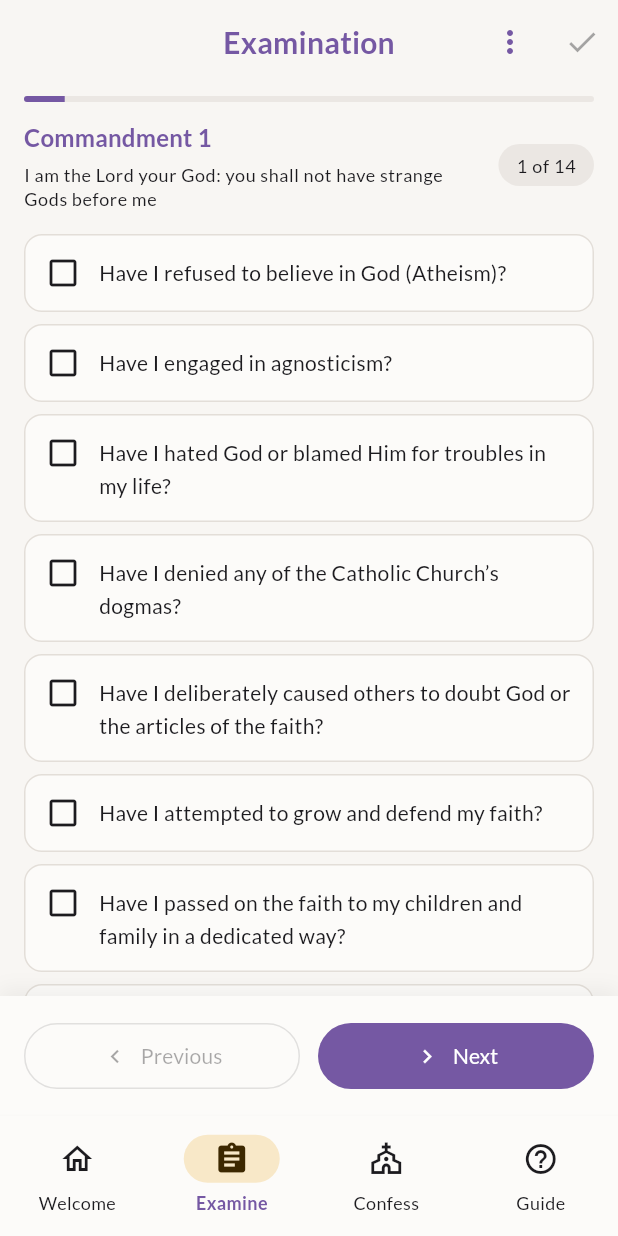
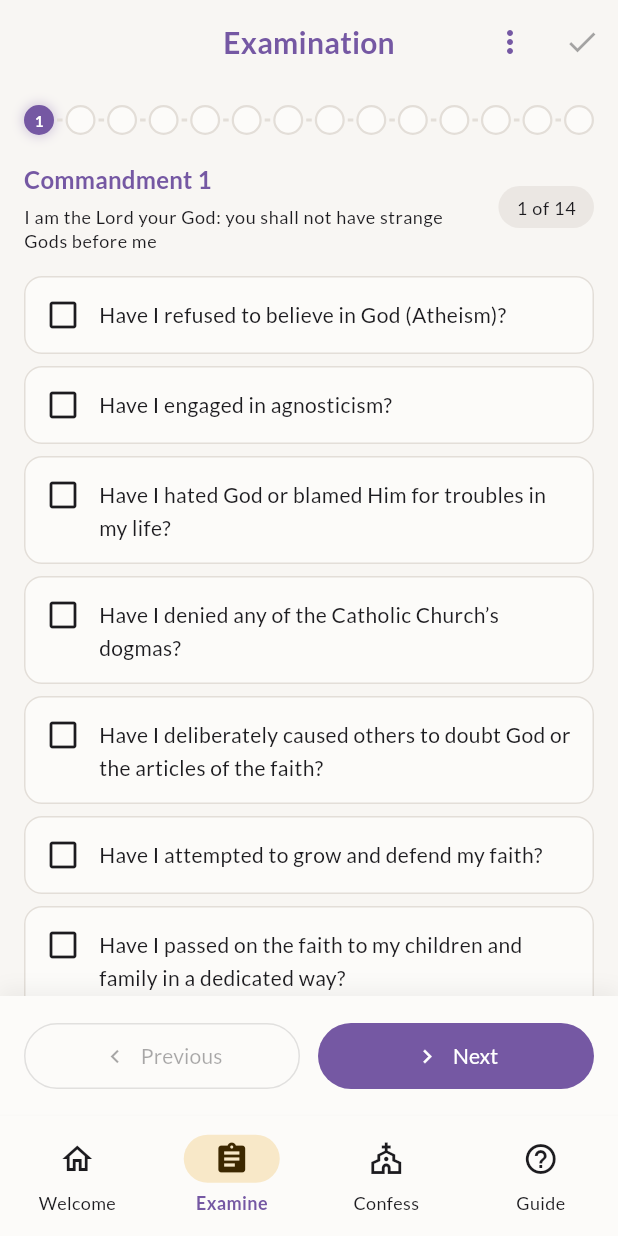
Before and after one commit to sabinjose/metanoia, a Flutter app: the ExaminationScreen screen opened by its route, on a phone screen of 412 x 824 dp. Run offline on Flutter 3.47's test engine with Material 3 defaults, Android fonts, the phone set to English and light mode, and no system bars; drawn by our look-alikes of flutter_animate; our stand-ins replace drift, flutter_local_notifications, flutter_riverpod, flutter_secure_storage, go_router, google_fonts and 6 more; accounts and stored records are empty; generated files the repository leaves out were written again.

Commit message:
Add milestone-style progress bar with tappable dots
Replace linear progress bar with interactive milestone dots:
- Tappable dots for quick navigation to any commandment
- Current step shows number, completed steps show checkmark
- Visual indicator for steps with selections (even if not visited)
- Connecting lines between dots show progress
- Responsive layout: evenly spaced or scrollable based on screen width
- Haptic feedback on tap

🤖 Generated with [Claude Code](https://claude.com/claude-code)

Co-Authored-By: Claude <noreply@anthropic.com>

```diff
--- a/lib/src/features/examination/presentation/widgets/guided_examination_view.dart
+++ b/lib/src/features/examination/presentation/widgets/guided_examination_view.dart
@@ -105,7 +105,6 @@ class _GuidedExaminationViewState extends ConsumerState<GuidedExaminationView> {
     ThemeData theme,
     AppLocalizations l10n,
   ) {
-    final progress = ((_currentPage + 1) / widget.data.length);
     final currentItem = widget.data[_currentPage];
 
     // Get selected count for current commandment
@@ -117,17 +116,14 @@ class _GuidedExaminationViewState extends ConsumerState<GuidedExaminationView> {
       padding: const EdgeInsets.fromLTRB(16, 8, 16, 16),
       child: Column(
         children: [
-          // Progress bar
-          ClipRRect(
-            borderRadius: BorderRadius.circular(4),
-            child: LinearProgressIndicator(
-              value: progress,
-              minHeight: 4,
-              backgroundColor: theme.colorScheme.surfaceContainerHighest,
-              valueColor: AlwaysStoppedAnimation<Color>(
-                theme.colorScheme.primary,
-              ),
-            ),
+          // Milestone progress bar with tappable dots
+          _MilestoneProgressBar(
+            totalSteps: widget.data.length,
+            currentStep: _currentPage,
+            selectedQuestions: selectedQuestions,
+            data: widget.data,
+            onStepTapped: _goToPage,
+            getSelectedCountForItem: _getSelectedCountForItem,
           ),
           const SizedBox(height: 12),
 
@@ -526,3 +522,209 @@ class _AddYourOwnTile extends StatelessWidget {
     );
   }
 }
+
+/// Milestone-style progress bar with tappable dots
+class _MilestoneProgressBar extends StatelessWidget {
+  final int totalSteps;
+  final int currentStep;
+  final Map<int, String> selectedQuestions;
+  final List<CommandmentWithQuestions> data;
+  final Function(int) onStepTapped;
+  final int Function(CommandmentWithQuestions, Map<int, String>) getSelectedCountForItem;
+
+  const _MilestoneProgressBar({
+    required this.totalSteps,
+    required this.currentStep,
+    required this.selectedQuestions,
+    required this.data,
+    required this.onStepTapped,
+    required this.getSelectedCountForItem,
+  });
+
+  @override
+  Widget build(BuildContext context) {
+    final theme = Theme.of(context);
+
+    return SizedBox(
+      height: 32,
+      child: LayoutBuilder(
+        builder: (context, constraints) {
+          // Calculate spacing based on available width
+          final availableWidth = constraints.maxWidth;
+          const dotSize = 20.0;
+          const minSpacing = 4.0;
+
+          // Check if we need scrolling
+          final totalRequiredWidth = (dotSize * totalSteps) + (minSpacing * (totalSteps - 1));
+          final needsScrolling = totalRequiredWidth > availableWidth;
+
+          if (needsScrolling) {
+            // Scrollable version for many steps
+            return SingleChildScrollView(
+              scrollDirection: Axis.horizontal,
+              child: Row(
+                mainAxisSize: MainAxisSize.min,
+                children: _buildDots(theme, dotSize, minSpacing),
+              ),
+            );
+          } else {
+            // Fit all dots evenly
+            return Row(
+              mainAxisAlignment: MainAxisAlignment.spaceBetween,
+              children: _buildDots(theme, dotSize, null),
+            );
+          }
+        },
+      ),
+    );
+  }
+
+  List<Widget> _buildDots(ThemeData theme, double dotSize, double? spacing) {
+    final List<Widget> dots = [];
+
+    for (int i = 0; i < totalSteps; i++) {
+      final isCompleted = i < currentStep;
+      final isCurrent = i == currentStep;
+      final hasSelections = getSelectedCountForItem(data[i], selectedQuestions) > 0;
+
+      // Add connecting line before dot (except for first)
+      if (i > 0 && spacing != null) {
+        dots.add(
+          Container(
+            width: spacing,
+            height: 2,
+            color: i <= currentStep
+                ? theme.colorScheme.primary
+                : theme.colorScheme.outlineVariant,
+          ),
+        );
+      } else if (i > 0) {
+        // For evenly spaced layout, add flexible line
+        dots.add(
+          Expanded(
+            child: Container(
+              height: 2,
+              margin: const EdgeInsets.symmetric(horizontal: 2),
+              color: i <= currentStep
+                  ? theme.colorScheme.primary
+                  : theme.colorScheme.outlineVariant,
+            ),
+          ),
+        );
+      }
+
+      dots.add(
+        _MilestoneDot(
+          index: i,
+          size: dotSize,
+          isCompleted: isCompleted,
+          isCurrent: isCurrent,
+          hasSelections: hasSelections,
+          onTap: () => onStepTapped(i),
+        ),
+      );
+    }
+
+    return dots;
+  }
+}
+
+/// Individual milestone dot
+class _MilestoneDot extends StatelessWidget {
+  final int index;
+  final double size;
+  final bool isCompleted;
+  final bool isCurrent;
+  final bool hasSelections;
+  final VoidCallback onTap;
+
+  const _MilestoneDot({
+    required this.index,
+    required this.size,
+    required this.isCompleted,
+    required this.isCurrent,
+    required this.hasSelections,
+    required this.onTap,
+  });
+
+  @override
+  Widget build(BuildContext context) {
+    final theme = Theme.of(context);
+
+    Color backgroundColor;
+    Color borderColor;
+    Widget? child;
+
+    if (isCurrent) {
+      // Current step - highlighted
+      backgroundColor = theme.colorScheme.primary;
+      borderColor = theme.colorScheme.primary;
+      child = Text(
+        '${index + 1}',
+        style: TextStyle(
+          color: theme.colorScheme.onPrimary,
+          fontSize: 10,
+          fontWeight: FontWeight.bold,
+        ),
+      );
+    } else if (isCompleted && hasSelections) {
+      // Completed with selections - checkmark
+      backgroundColor = theme.colorScheme.primary;
+      borderColor = theme.colorScheme.primary;
+      child = Icon(
+        Icons.check,
+        size: 12,
+        color: theme.colorScheme.onPrimary,
+      );
+    } else if (isCompleted) {
+      // Completed without selections - just filled
+      backgroundColor = theme.colorScheme.primary.withValues(alpha: 0.3);
+      borderColor = theme.colorScheme.primary;
+      child = null;
+    } else if (hasSelections) {
+      // Not reached yet but has selections (from previous session)
+      backgroundColor = theme.colorScheme.primaryContainer;
+      borderColor = theme.colorScheme.primary;
+      child = Icon(
+        Icons.check,
+        size: 12,
+        color: theme.colorScheme.primary,
+      );
+    } else {
+      // Not yet reached
+      backgroundColor = theme.colorScheme.surface;
+      borderColor = theme.colorScheme.outlineVariant;
+      child = null;
+    }
+
+    return GestureDetector(
+      onTap: () {
+        HapticUtils.selectionClick();
+        onTap();
+      },
+      child: AnimatedContainer(
+        duration: const Duration(milliseconds: 200),
+        width: size,
+        height: size,
+        decoration: BoxDecoration(
+          color: backgroundColor,
+          shape: BoxShape.circle,
+          border: Border.all(
+            color: borderColor,
+            width: isCurrent ? 2.5 : 1.5,
+          ),
+          boxShadow: isCurrent
+              ? [
+                  BoxShadow(
+                    color: theme.colorScheme.primary.withValues(alpha: 0.3),
+                    blurRadius: 6,
+                    spreadRadius: 1,
+                  ),
+                ]
+              : null,
+        ),
+        child: Center(child: child),
+      ),
+    );
+  }
+}
```
